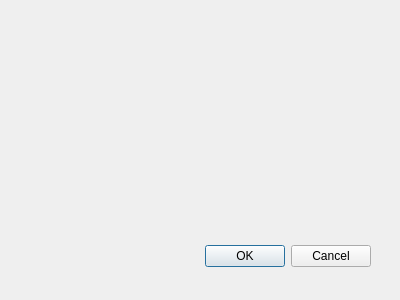
ivanbusthomi/EqDistant, file eq_distant_dialog_base.ui: the form before one commit.
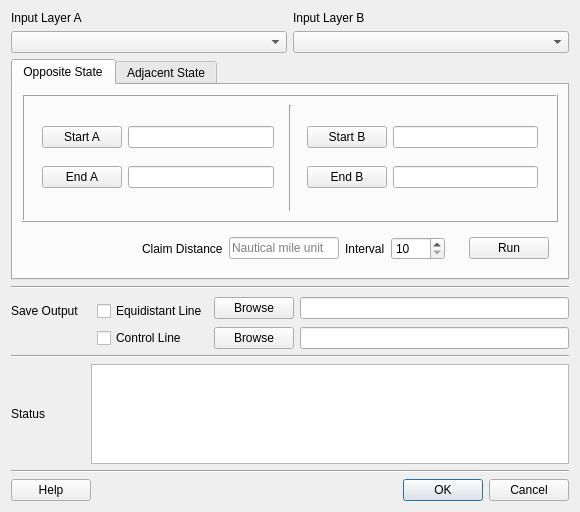
The form after the commit. The open tabs and pages were chosen to show the change.

Commit message: update main .ui files. added help .ui files. add library files

```diff
--- a/eq_distant_dialog_base.ui
+++ b/eq_distant_dialog_base.ui
@@ -1,33 +1,629 @@
-<ui version="4.0" >
- <class>EqDistantDialogBase</class>
- <widget class="QDialog" name="EqDistantDialogBase" >
-  <property name="geometry" >
+<?xml version="1.0" encoding="UTF-8"?>
+<ui version="4.0">
+ <class>EquiDistDialog</class>
+ <widget class="QDialog" name="EquiDistDialog">
+  <property name="geometry">
    <rect>
     <x>0</x>
     <y>0</y>
-    <width>400</width>
-    <height>300</height>
+    <width>580</width>
+    <height>512</height>
    </rect>
   </property>
   <property name="windowTitle" >
    <string>EqDistant Plugin</string>
   </property>
-  <widget class="QDialogButtonBox" name="button_box" >
-   <property name="geometry" >
-    <rect>
-     <x>30</x>
-     <y>240</y>
-     <width>341</width>
-     <height>32</height>
-    </rect>
-   </property>
-   <property name="orientation" >
-    <enum>Qt::Horizontal</enum>
-   </property>
-   <property name="standardButtons" >
-    <set>QDialogButtonBox::Cancel|QDialogButtonBox::Ok</set>
-   </property>
-  </widget>
+  <layout class="QGridLayout" name="gridLayout_12">
+   <item row="0" column="0" colspan="6">
+    <layout class="QGridLayout" name="gridLayout">
+     <item row="0" column="0">
+      <widget class="QLabel" name="labelB_2">
+       <property name="text">
+        <string>Input Layer A</string>
+       </property>
+      </widget>
+     </item>
+     <item row="0" column="1">
+      <widget class="QLabel" name="labelB">
+       <property name="text">
+        <string>Input Layer B</string>
+       </property>
+      </widget>
+     </item>
+     <item row="1" column="0">
+      <widget class="QComboBox" name="inputLayerA"/>
+     </item>
+     <item row="1" column="1">
+      <widget class="QComboBox" name="inputLayerB"/>
+     </item>
+    </layout>
+   </item>
+   <item row="1" column="0" colspan="6">
+    <widget class="QTabWidget" name="tabWidget">
+     <property name="tabPosition">
+      <enum>QTabWidget::North</enum>
+     </property>
+     <property name="tabShape">
+      <enum>QTabWidget::Rounded</enum>
+     </property>
+     <property name="currentIndex">
+      <number>1</number>
+     </property>
+     <widget class="QWidget" name="opposite">
+      <attribute name="title">
+       <string>Opposite State</string>
+      </attribute>
+      <layout class="QGridLayout" name="gridLayout_5">
+       <item row="0" column="0" colspan="2">
+        <widget class="QFrame" name="frame_8">
+         <property name="frameShape">
+          <enum>QFrame::Box</enum>
+         </property>
+         <property name="frameShadow">
+          <enum>QFrame::Raised</enum>
+         </property>
+         <layout class="QGridLayout" name="gridLayout_9">
+          <item row="0" column="1">
+           <widget class="Line" name="line">
+            <property name="orientation">
+             <enum>Qt::Vertical</enum>
+            </property>
+           </widget>
+          </item>
+          <item row="0" column="0">
+           <widget class="QFrame" name="frame">
+            <property name="frameShape">
+             <enum>QFrame::NoFrame</enum>
+            </property>
+            <property name="frameShadow">
+             <enum>QFrame::Raised</enum>
+            </property>
+            <layout class="QGridLayout" name="gridLayout_3">
+             <item row="0" column="0">
+              <layout class="QHBoxLayout" name="horizontalLayout_3">
+               <item>
+                <widget class="QPushButton" name="opp_btnStartA">
+                 <property name="sizePolicy">
+                  <sizepolicy hsizetype="Fixed" vsizetype="Fixed">
+                   <horstretch>0</horstretch>
+                   <verstretch>0</verstretch>
+                  </sizepolicy>
+                 </property>
+                 <property name="text">
+                  <string>Start A</string>
+                 </property>
+                </widget>
+               </item>
+               <item>
+                <widget class="QLineEdit" name="lineEdit_sa">
+                 <property name="sizePolicy">
+                  <sizepolicy hsizetype="MinimumExpanding" vsizetype="Fixed">
+                   <horstretch>0</horstretch>
+                   <verstretch>0</verstretch>
+                  </sizepolicy>
+                 </property>
+                </widget>
+               </item>
+              </layout>
+             </item>
+             <item row="1" column="0">
+              <layout class="QHBoxLayout" name="horizontalLayout_4">
+               <item>
+                <widget class="QPushButton" name="opp_btnEndA">
+                 <property name="sizePolicy">
+                  <sizepolicy hsizetype="Fixed" vsizetype="Fixed">
+                   <horstretch>0</horstretch>
+                   <verstretch>0</verstretch>
+                  </sizepolicy>
+                 </property>
+                 <property name="text">
+                  <string>End A</string>
+                 </property>
+                </widget>
+               </item>
+               <item>
+                <widget class="QLineEdit" name="lineEdit_ea">
+                 <property name="sizePolicy">
+                  <sizepolicy hsizetype="MinimumExpanding" vsizetype="Fixed">
+                   <horstretch>0</horstretch>
+                   <verstretch>0</verstretch>
+                  </sizepolicy>
+                 </property>
+                </widget>
+               </item>
+              </layout>
+             </item>
+            </layout>
+           </widget>
+          </item>
+          <item row="0" column="2">
+           <widget class="QFrame" name="frame_2">
+            <property name="frameShape">
+             <enum>QFrame::NoFrame</enum>
+            </property>
+            <property name="frameShadow">
+             <enum>QFrame::Raised</enum>
+            </property>
+            <layout class="QGridLayout" name="gridLayout_2">
+             <item row="0" column="0">
+              <layout class="QHBoxLayout" name="horizontalLayout_5">
+               <item>
+                <widget class="QPushButton" name="opp_btnStartB">
+                 <property name="sizePolicy">
+                  <sizepolicy hsizetype="Fixed" vsizetype="Fixed">
+                   <horstretch>0</horstretch>
+                   <verstretch>0</verstretch>
+                  </sizepolicy>
+                 </property>
+                 <property name="text">
+                  <string>Start B</string>
+                 </property>
+                </widget>
+               </item>
+               <item>
+                <widget class="QLineEdit" name="lineEdit_sb">
+                 <property name="sizePolicy">
+                  <sizepolicy hsizetype="MinimumExpanding" vsizetype="Fixed">
+                   <horstretch>0</horstretch>
+                   <verstretch>0</verstretch>
+                  </sizepolicy>
+                 </property>
+                </widget>
+               </item>
+              </layout>
+             </item>
+             <item row="1" column="0">
+              <layout class="QHBoxLayout" name="horizontalLayout_6">
+               <item>
+                <widget class="QPushButton" name="opp_btnEndB">
+                 <property name="sizePolicy">
+                  <sizepolicy hsizetype="Fixed" vsizetype="Fixed">
+                   <horstretch>0</horstretch>
+                   <verstretch>0</verstretch>
+                  </sizepolicy>
+                 </property>
+                 <property name="text">
+                  <string>End B</string>
+                 </property>
+                </widget>
+               </item>
+               <item>
+                <widget class="QLineEdit" name="lineEdit_eb">
+                 <property name="sizePolicy">
+                  <sizepolicy hsizetype="MinimumExpanding" vsizetype="Fixed">
+                   <horstretch>0</horstretch>
+                   <verstretch>0</verstretch>
+                  </sizepolicy>
+                 </property>
+                </widget>
+               </item>
+              </layout>
+             </item>
+            </layout>
+           </widget>
+          </item>
+         </layout>
+        </widget>
+       </item>
+       <item row="1" column="0">
+        <widget class="QFrame" name="frame_11">
+         <property name="frameShape">
+          <enum>QFrame::NoFrame</enum>
+         </property>
+         <property name="frameShadow">
+          <enum>QFrame::Raised</enum>
+         </property>
+         <layout class="QGridLayout" name="gridLayout_13">
+          <item row="0" column="1">
+           <widget class="QLabel" name="labelB_4">
+            <property name="text">
+             <string>Claim Distance</string>
+            </property>
+           </widget>
+          </item>
+          <item row="0" column="2">
+           <widget class="QLineEdit" name="opp_claim_dist">
+            <property name="sizePolicy">
+             <sizepolicy hsizetype="MinimumExpanding" vsizetype="Fixed">
+              <horstretch>0</horstretch>
+              <verstretch>0</verstretch>
+             </sizepolicy>
+            </property>
+            <property name="placeholderText">
+             <string>Nautical mile unit</string>
+            </property>
+           </widget>
+          </item>
+          <item row="0" column="3">
+           <layout class="QHBoxLayout" name="horizontalLayout_9">
+            <item>
+             <widget class="QLabel" name="label_6">
+              <property name="text">
+               <string>Interval</string>
+              </property>
+             </widget>
+            </item>
+            <item>
+             <widget class="QSpinBox" name="opp_intv">
+              <property name="minimum">
+               <number>10</number>
+              </property>
+              <property name="maximum">
+               <number>1000</number>
+              </property>
+              <property name="singleStep">
+               <number>5</number>
+              </property>
+             </widget>
+            </item>
+           </layout>
+          </item>
+          <item row="0" column="0">
+           <spacer name="horizontalSpacer_6">
+            <property name="orientation">
+             <enum>Qt::Horizontal</enum>
+            </property>
+            <property name="sizeHint" stdset="0">
+             <size>
+              <width>40</width>
+              <height>20</height>
+             </size>
+            </property>
+           </spacer>
+          </item>
+         </layout>
+        </widget>
+       </item>
+       <item row="1" column="1">
+        <widget class="QFrame" name="frame_4">
+         <property name="sizePolicy">
+          <sizepolicy hsizetype="Fixed" vsizetype="Fixed">
+           <horstretch>0</horstretch>
+           <verstretch>0</verstretch>
+          </sizepolicy>
+         </property>
+         <property name="frameShape">
+          <enum>QFrame::NoFrame</enum>
+         </property>
+         <property name="frameShadow">
+          <enum>QFrame::Raised</enum>
+         </property>
+         <layout class="QGridLayout" name="gridLayout_4">
+          <item row="0" column="0">
+           <widget class="QPushButton" name="opp_btnRun">
+            <property name="sizePolicy">
+             <sizepolicy hsizetype="Fixed" vsizetype="Fixed">
+              <horstretch>0</horstretch>
+              <verstretch>0</verstretch>
+             </sizepolicy>
+            </property>
+            <property name="text">
+             <string>Run</string>
+            </property>
+           </widget>
+          </item>
+         </layout>
+        </widget>
+       </item>
+      </layout>
+     </widget>
+     <widget class="QWidget" name="adjacent">
+      <attribute name="title">
+       <string>Adjacent State</string>
+      </attribute>
+      <layout class="QGridLayout" name="gridLayout_11">
+       <item row="0" column="0" colspan="2">
+        <widget class="QFrame" name="frame_10">
+         <property name="frameShape">
+          <enum>QFrame::Box</enum>
+         </property>
+         <property name="frameShadow">
+          <enum>QFrame::Raised</enum>
+         </property>
+         <layout class="QHBoxLayout" name="horizontalLayout_11">
+          <item>
+           <widget class="QFrame" name="frame_3">
+            <property name="frameShape">
+             <enum>QFrame::NoFrame</enum>
+            </property>
+            <property name="frameShadow">
+             <enum>QFrame::Raised</enum>
+            </property>
+            <layout class="QGridLayout" name="gridLayout_6">
+             <item row="0" column="0">
+              <layout class="QHBoxLayout" name="horizontalLayout_7">
+               <item>
+                <widget class="QPushButton" name="adj_btnStartA">
+                 <property name="sizePolicy">
+                  <sizepolicy hsizetype="Fixed" vsizetype="Fixed">
+                   <horstretch>0</horstretch>
+                   <verstretch>0</verstretch>
+                  </sizepolicy>
+                 </property>
+                 <property name="text">
+                  <string>Start A</string>
+                 </property>
+                </widget>
+               </item>
+               <item>
+                <widget class="QLineEdit" name="adj_lineEditA">
+                 <property name="sizePolicy">
+                  <sizepolicy hsizetype="MinimumExpanding" vsizetype="Fixed">
+                   <horstretch>0</horstretch>
+                   <verstretch>0</verstretch>
+                  </sizepolicy>
+                 </property>
+                </widget>
+               </item>
+              </layout>
+             </item>
+            </layout>
+           </widget>
+          </item>
+          <item>
+           <widget class="Line" name="line_3">
+            <property name="orientation">
+             <enum>Qt::Vertical</enum>
+            </property>
+           </widget>
+          </item>
+          <item>
+           <widget class="QFrame" name="frame_5">
+            <property name="frameShape">
+             <enum>QFrame::NoFrame</enum>
+            </property>
+            <property name="frameShadow">
+             <enum>QFrame::Raised</enum>
+            </property>
+            <layout class="QGridLayout" name="gridLayout_7">
+             <item row="0" column="0">
+              <layout class="QHBoxLayout" name="horizontalLayout_8">
+               <item>
+                <widget class="QPushButton" name="adj_btnStartB">
+                 <property name="sizePolicy">
+                  <sizepolicy hsizetype="Fixed" vsizetype="Fixed">
+                   <horstretch>0</horstretch>
+                   <verstretch>0</verstretch>
+                  </sizepolicy>
+                 </property>
+                 <property name="text">
+                  <string>Start B</string>
+                 </property>
+                </widget>
+               </item>
+               <item>
+                <widget class="QLineEdit" name="adj_lineEditB">
+                 <property name="sizePolicy">
+                  <sizepolicy hsizetype="MinimumExpanding" vsizetype="Fixed">
+                   <horstretch>0</horstretch>
+                   <verstretch>0</verstretch>
+                  </sizepolicy>
+                 </property>
+                </widget>
+               </item>
+              </layout>
+             </item>
+            </layout>
+           </widget>
+          </item>
+         </layout>
+        </widget>
+       </item>
+       <item row="1" column="0">
+        <widget class="QFrame" name="frame_9">
+         <property name="frameShape">
+          <enum>QFrame::NoFrame</enum>
+         </property>
+         <property name="frameShadow">
+          <enum>QFrame::Raised</enum>
+         </property>
+         <layout class="QGridLayout" name="gridLayout_10">
+          <item row="0" column="1">
+           <widget class="QLabel" name="labelB_3">
+            <property name="text">
+             <string>Claim Distance</string>
+            </property>
+           </widget>
+          </item>
+          <item row="0" column="2">
+           <widget class="QLineEdit" name="adj_claim_dist">
+            <property name="sizePolicy">
+             <sizepolicy hsizetype="MinimumExpanding" vsizetype="Fixed">
+              <horstretch>0</horstretch>
+              <verstretch>0</verstretch>
+             </sizepolicy>
+            </property>
+            <property name="placeholderText">
+             <string>Nautical mile unit</string>
+            </property>
+           </widget>
+          </item>
+          <item row="0" column="3">
+           <layout class="QHBoxLayout" name="horizontalLayout_2">
+            <item>
+             <widget class="QLabel" name="label_4">
+              <property name="text">
+               <string>Interval</string>
+              </property>
+             </widget>
+            </item>
+            <item>
+             <widget class="QSpinBox" name="adj_intv">
+              <property name="minimum">
+               <number>10</number>
+              </property>
+              <property name="maximum">
+               <number>1000</number>
+              </property>
+              <property name="singleStep">
+               <number>5</number>
+              </property>
+             </widget>
+            </item>
+           </layout>
+          </item>
+          <item row="0" column="0">
+           <spacer name="horizontalSpacer_3">
+            <property name="orientation">
+             <enum>Qt::Horizontal</enum>
+            </property>
+            <property name="sizeHint" stdset="0">
+             <size>
+              <width>40</width>
+              <height>20</height>
+             </size>
+            </property>
+           </spacer>
+          </item>
+         </layout>
+        </widget>
+       </item>
+       <item row="1" column="1">
+        <widget class="QFrame" name="frame_6">
+         <property name="sizePolicy">
+          <sizepolicy hsizetype="Fixed" vsizetype="Fixed">
+           <horstretch>0</horstretch>
+           <verstretch>0</verstretch>
+          </sizepolicy>
+         </property>
+         <property name="frameShape">
+          <enum>QFrame::NoFrame</enum>
+         </property>
+         <property name="frameShadow">
+          <enum>QFrame::Raised</enum>
+         </property>
+         <layout class="QGridLayout" name="gridLayout_8">
+          <item row="0" column="0">
+           <widget class="QPushButton" name="adj_btnRun">
+            <property name="sizePolicy">
+             <sizepolicy hsizetype="Fixed" vsizetype="Fixed">
+              <horstretch>0</horstretch>
+              <verstretch>0</verstretch>
+             </sizepolicy>
+            </property>
+            <property name="text">
+             <string>Run</string>
+            </property>
+           </widget>
+          </item>
+         </layout>
+        </widget>
+       </item>
+      </layout>
+     </widget>
+    </widget>
+   </item>
+   <item row="5" column="3" colspan="2">
+    <widget class="QCheckBox" name="checkBox_eLine">
+     <property name="text">
+      <string>Equidistant Line</string>
+     </property>
+    </widget>
+   </item>
+   <item row="4" column="5" rowspan="2">
+    <layout class="QHBoxLayout" name="horizontalLayout_12">
+     <item>
+      <widget class="QPushButton" name="btnBrowse_eLine">
+       <property name="enabled">
+        <bool>true</bool>
+       </property>
+       <property name="text">
+        <string>Browse</string>
+       </property>
+      </widget>
+     </item>
+     <item>
+      <widget class="QLineEdit" name="lineEdit_eLine"/>
+     </item>
+    </layout>
+   </item>
+   <item row="6" column="3">
+    <widget class="QCheckBox" name="checkBox_cLine">
+     <property name="text">
+      <string>Control Line</string>
+     </property>
+    </widget>
+   </item>
+   <item row="6" column="5">
+    <layout class="QHBoxLayout" name="horizontalLayout_13">
+     <item>
+      <widget class="QPushButton" name="btnBrowse_cLine">
+       <property name="enabled">
+        <bool>true</bool>
+       </property>
+       <property name="text">
+        <string>Browse</string>
+       </property>
+      </widget>
+     </item>
+     <item>
+      <widget class="QLineEdit" name="lineEdit_cLine"/>
+     </item>
+    </layout>
+   </item>
+   <item row="8" column="2" colspan="4">
+    <widget class="QTextBrowser" name="textBrowser">
+     <property name="maximumSize">
+      <size>
+       <width>16777215</width>
+       <height>100</height>
+      </size>
+     </property>
+    </widget>
+   </item>
+   <item row="11" column="0" colspan="3">
+    <widget class="QPushButton" name="btnHelp">
+     <property name="text">
+      <string>Help</string>
+     </property>
+    </widget>
+   </item>
+   <item row="11" column="4" colspan="2">
+    <widget class="QDialogButtonBox" name="buttonBox">
+     <property name="orientation">
+      <enum>Qt::Horizontal</enum>
+     </property>
+     <property name="standardButtons">
+      <set>QDialogButtonBox::Cancel|QDialogButtonBox::Ok</set>
+     </property>
+    </widget>
+   </item>
+   <item row="3" column="0" colspan="6">
+    <widget class="Line" name="line_2">
+     <property name="orientation">
+      <enum>Qt::Horizontal</enum>
+     </property>
+    </widget>
+   </item>
+   <item row="5" column="0">
+    <widget class="QLabel" name="label_7">
+     <property name="text">
+      <string>Save Output</string>
+     </property>
+    </widget>
+   </item>
+   <item row="8" column="0">
+    <widget class="QLabel" name="labStatus">
+     <property name="text">
+      <string>Status</string>
+     </property>
+    </widget>
+   </item>
+   <item row="7" column="0" colspan="6">
+    <widget class="Line" name="line_4">
+     <property name="orientation">
+      <enum>Qt::Horizontal</enum>
+     </property>
+    </widget>
+   </item>
+   <item row="9" column="0" colspan="6">
+    <widget class="Line" name="line_5">
+     <property name="orientation">
+      <enum>Qt::Horizontal</enum>
+     </property>
+    </widget>
+   </item>
+  </layout>
  </widget>
  <resources/>
  <connections>
```
Left out of the diff: 28 changed lines with no effect on the pictures. The commit also changes 11 other files.
